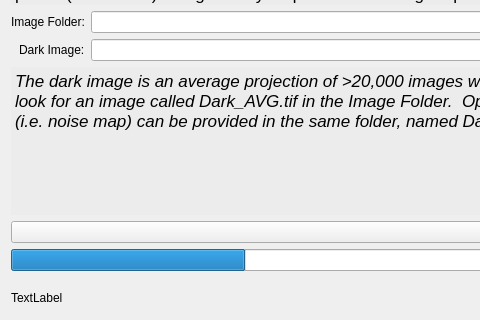
This is llspy/gui/camcordialog.ui in tlambert03/LLSpy as Qt 5 draws it before an edit; both pictures show x 0 to 480 and y 440 to 760 of the 1000 by 760 pixel window. The edited form follows.
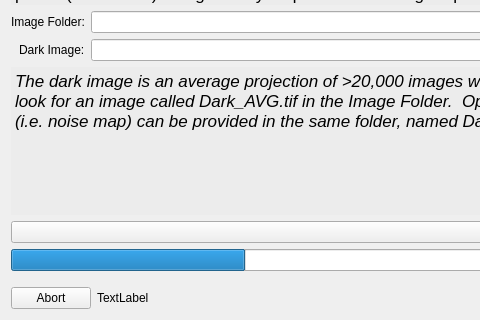
This is the edited form. Icons and pictures are not drawn.

Commit message: added gui to generate camera calibration file

The edit to the form file:
```diff
--- a/llspy/gui/camcordialog.ui
+++ b/llspy/gui/camcordialog.ui
@@ -205,6 +205,13 @@
      <property name="topMargin">
       <number>10</number>
      </property>
+     <item>
+      <widget class="QPushButton" name="abortButton">
+       <property name="text">
+        <string>Abort</string>
+       </property>
+      </widget>
+     </item>
      <item>
       <widget class="QLabel" name="statusLabel">
        <property name="text">
```
The commit also changes 2 other files.
